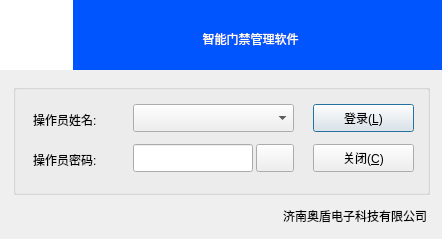
Qt form frmlogin.ui (github188/EntranceGuard) before a commit.
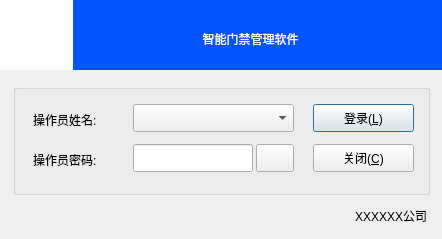
The same form after that commit. Icons and pictures are not drawn.

Diff of the .ui file:
```diff
--- a/frmlogin.ui
+++ b/frmlogin.ui
@@ -234,7 +234,7 @@
     </rect>
    </property>
    <property name="text">
-    <string>济南奥盾电子科技有限公司</string>
+    <string>XXXXXX公司</string>
    </property>
    <property name="alignment">
     <set>Qt::AlignRight|Qt::AlignTrailing|Qt::AlignVCenter</set>
```
